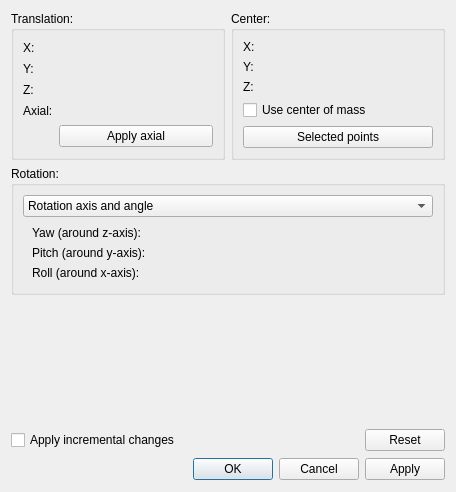
First picture: the form in src/Gui/Placement.ui, repository southseact-3d/fcd, before the edit.
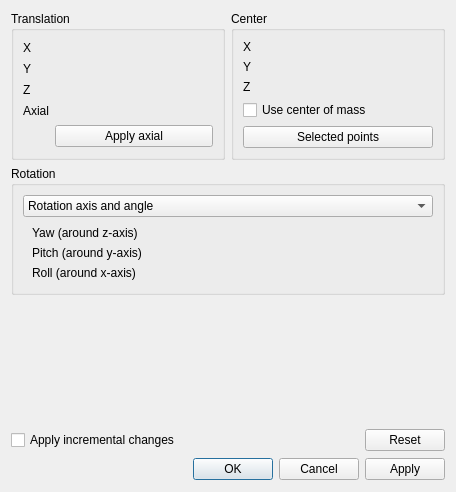
Second picture: the form after the edit. Custom widgets are drawn as their Qt base class.

Commit message: Remove unecessary ':' cluttering Placement.ui

```diff
--- a/src/Gui/Placement.ui
+++ b/src/Gui/Placement.ui
@@ -17,7 +17,7 @@
    <item row="0" column="0">
     <widget class="QGroupBox" name="GroupBox5">
      <property name="title">
-      <string>Translation:</string>
+      <string>Translation</string>
      </property>
      <layout class="QGridLayout">
       <property name="leftMargin">
@@ -44,7 +44,7 @@
          </sizepolicy>
         </property>
         <property name="text">
-         <string>X:</string>
+         <string>X</string>
         </property>
        </widget>
       </item>
@@ -60,7 +60,7 @@
          </sizepolicy>
         </property>
         <property name="text">
-         <string>Y:</string>
+         <string>Y</string>
         </property>
        </widget>
       </item>
@@ -76,7 +76,7 @@
          </sizepolicy>
         </property>
         <property name="text">
-         <string>Z:</string>
+         <string>Z</string>
         </property>
        </widget>
       </item>
@@ -92,7 +92,7 @@
          </sizepolicy>
         </property>
         <property name="text">
-         <string>Axial:</string>
+         <string>Axial</string>
         </property>
        </widget>
       </item>
@@ -115,7 +115,7 @@
    <item row="0" column="1">
     <widget class="QGroupBox" name="GroupBox5_3">
      <property name="title">
-      <string>Center:</string>
+      <string>Center</string>
      </property>
      <layout class="QGridLayout">
       <property name="leftMargin">
@@ -142,7 +142,7 @@
          </sizepolicy>
         </property>
         <property name="text">
-         <string>X:</string>
+         <string>X</string>
         </property>
        </widget>
       </item>
@@ -158,7 +158,7 @@
          </sizepolicy>
         </property>
         <property name="text">
-         <string>Y:</string>
+         <string>Y</string>
         </property>
        </widget>
       </item>
@@ -174,7 +174,7 @@
          </sizepolicy>
         </property>
         <property name="text">
-         <string>Z:</string>
+         <string>Z</string>
         </property>
        </widget>
       </item>
@@ -201,7 +201,7 @@
    <item row="1" column="0" colspan="2">
     <widget class="QGroupBox" name="GroupBox5_2">
      <property name="title">
-      <string>Rotation:</string>
+      <string>Rotation</string>
      </property>
      <layout class="QGridLayout">
       <property name="leftMargin">
@@ -357,7 +357,7 @@
                </sizepolicy>
               </property>
               <property name="text">
-               <string>Yaw (around z-axis):</string>
+               <string>Yaw (around z-axis)</string>
               </property>
              </widget>
             </item>
@@ -377,7 +377,7 @@
                </sizepolicy>
               </property>
               <property name="text">
-               <string>Pitch (around y-axis):</string>
+               <string>Pitch (around y-axis)</string>
               </property>
              </widget>
             </item>
@@ -397,7 +397,7 @@
                </sizepolicy>
               </property>
               <property name="text">
-               <string>Roll (around x-axis):</string>
+               <string>Roll (around x-axis)</string>
               </property>
              </widget>
             </item>
```
Left out of the diff: 4 changed lines with no effect on the pictures.
